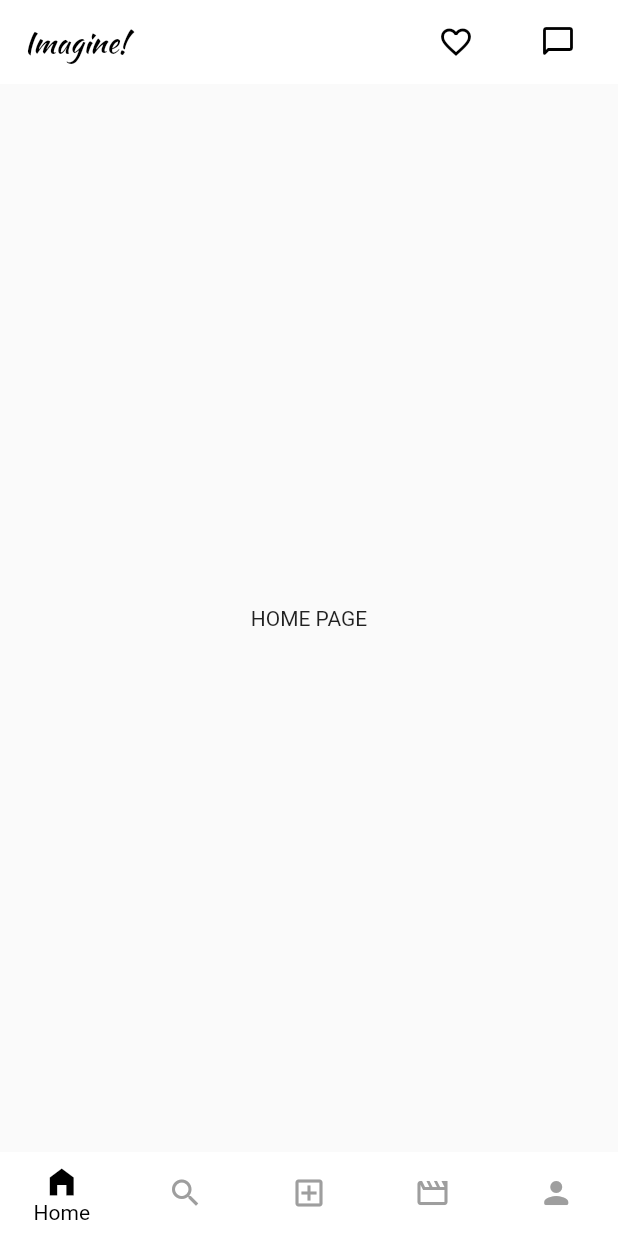
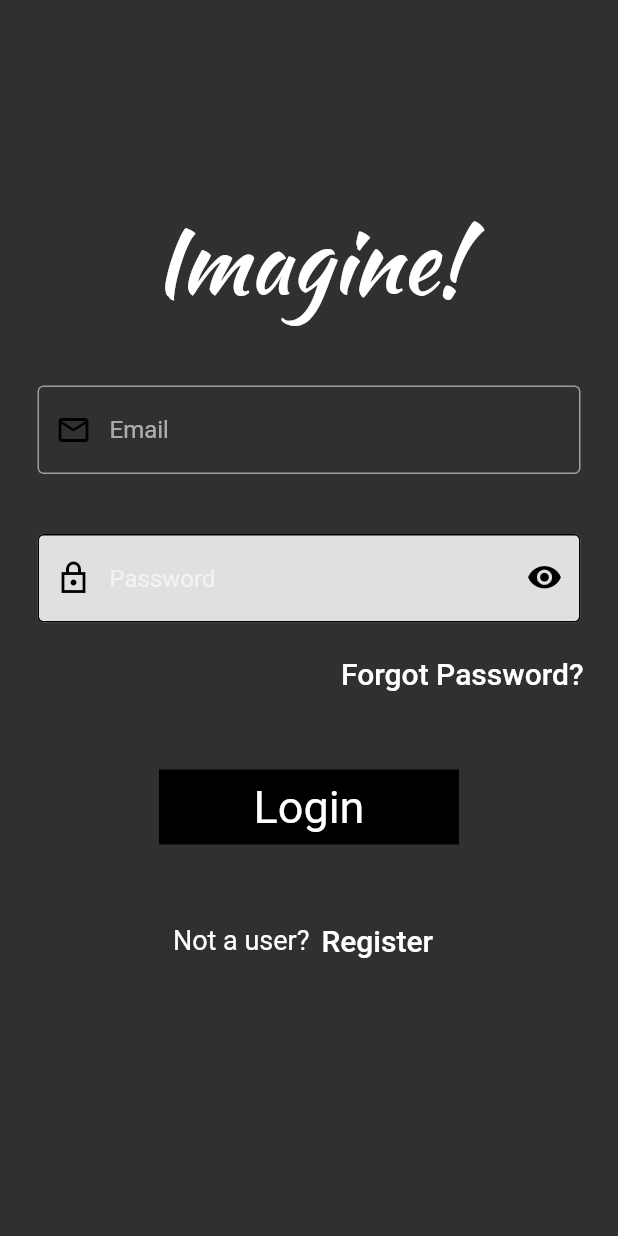
Before and after one commit to mukundasai1/imagine, a Flutter app: the screen it shows after launch, on a phone screen of 412 x 824 dp. Run offline on Flutter 3.47's test engine with Material 2 defaults, Android fonts, the phone set to English and light mode, and no system bars; our stand-ins replace firebase_core; accounts and stored records are empty.

Commit message:
Login Page IN PROGRESS

```diff
--- a/lib/main.dart
+++ b/lib/main.dart
@@ -1,7 +1,7 @@
 import 'package:firebase_core/firebase_core.dart';
 import 'package:flutter/material.dart';
 import 'package:imagine/firebase_options.dart';
-import 'package:imagine/homepage.dart';
+import 'package:imagine/pages/loginpage.dart';
 import 'package:imagine/themes/darkmode.dart';
 import 'package:imagine/themes/lightmode.dart';
 
@@ -11,10 +11,10 @@ void main() async {
   runApp(
     MaterialApp(
       debugShowCheckedModeBanner: false,
-      home: const HomePage(),
+      home: const LoginPage(),
       theme: lightTheme,
       darkTheme: darkTheme,
-      themeMode: ThemeMode.system,
+      themeMode: ThemeMode.dark,
     ),
   );
 }
--- /dev/null
+++ b/lib/pages/loginpage.dart
@@ -0,0 +1,167 @@
+import 'package:flutter/material.dart';
+
+class LoginPage extends StatefulWidget {
+  const LoginPage({super.key});
+
+  @override
+  State<LoginPage> createState() => _LoginPageState();
+}
+
+class _LoginPageState extends State<LoginPage> {
+  bool obscureText = true;
+  void _toggle() {
+    setState(() {
+      obscureText = !obscureText;
+    });
+  }
+
+  @override
+  Widget build(BuildContext context) {
+    var brightness = MediaQuery.of(context).platformBrightness;
+    bool isDarkMode = brightness == Brightness.dark;
+    var b = isDarkMode ? Colors.black : Colors.white;
+    var a = !isDarkMode ? Colors.black : Colors.white;
+    return Scaffold(
+      body: SingleChildScrollView(
+        child: Column(
+          mainAxisAlignment: MainAxisAlignment.center,
+          children: [
+            const SizedBox(
+              height: 130,
+            ),
+            const Text(
+              "Imagine!",
+              style: TextStyle(
+                fontFamily: "KaushanScript",
+                fontSize: 60,
+              ),
+            ),
+            const SizedBox(
+              height: 40,
+            ),
+            Padding(
+              padding: const EdgeInsets.symmetric(horizontal: 25),
+              child: TextField(
+                onTapOutside: (event) => FocusScope.of(context).unfocus(),
+                decoration: InputDecoration(
+                    enabledBorder: const OutlineInputBorder(
+                      borderSide: BorderSide(
+                        color: Colors.grey,
+                      ),
+                    ),
+                    focusedBorder: OutlineInputBorder(
+                      borderSide: BorderSide(
+                        color: a,
+                      ),
+                    ),
+                    hintText: "Email",
+                    prefixIcon: Icon(
+                      Icons.email_outlined,
+                      color: a,
+                    )),
+              ),
+            ),
+            const SizedBox(
+              height: 40,
+            ),
+            Padding(
+              padding: const EdgeInsets.symmetric(
+                horizontal: 25,
+              ),
+              child: TextField(
+                showCursor: true,
+                obscureText: obscureText,
+                onTapOutside: (event) => FocusScope.of(context).unfocus(),
+                decoration: InputDecoration(
+                  enabledBorder: OutlineInputBorder(
+                    borderSide: BorderSide(
+                      color: a,
+                    ),
+                  ),
+                  filled: true,
+                  fillColor: Colors.grey.shade300,
+                  hintText: "Password",
+                  prefixIcon: Icon(
+                    Icons.lock_outline_sharp,
+                    color: a,
+                  ),
+                  suffixIcon: IconButton(
+                    icon: Icon(
+                      obscureText
+                          ? Icons.visibility_sharp
+                          : Icons.visibility_off_sharp,
+                      color: a,
+                    ),
+                    onPressed: _toggle,
+                  ),
+                ),
+              ),
+            ),
+            const SizedBox(
+              height: 10,
+            ),
+            Row(
+              mainAxisAlignment: MainAxisAlignment.end,
+              children: [
+                Padding(
+                  padding: const EdgeInsets.only(
+                    right: 15,
+                  ),
+                  child: TextButton(
+                    onPressed: () {},
+                    child: const Text(
+                      "Forgot Password?",
+                      style: TextStyle(
+                        fontSize: 20,
+                      ),
+                    ),
+                  ),
+                ),
+              ],
+            ),
+            const SizedBox(
+              height: 40,
+            ),
+            Container(
+              color: a,
+              height: 50,
+              width: 200,
+              child: Center(
+                child: Text(
+                  "Login",
+                  style: TextStyle(
+                    fontSize: 30,
+                    color: b,
+                  ),
+                ),
+              ),
+            ),
+            const SizedBox(
+              height: 40,
+            ),
+            Row(
+              mainAxisAlignment: MainAxisAlignment.center,
+              children: [
+                const Text(
+                  "Not a user?",
+                  style: TextStyle(
+                    fontSize: 18,
+                  ),
+                ),
+                TextButton(
+                  onPressed: () {},
+                  child: const Text(
+                    "Register",
+                    style: TextStyle(
+                      fontSize: 20,
+                    ),
+                  ),
+                ),
+              ],
+            )
+          ],
+        ),
+      ),
+    );
+  }
+}
```
Also changed, not shown: lib/pages/registerpage.dart (added, +10 -0 lines), 4 other files.
